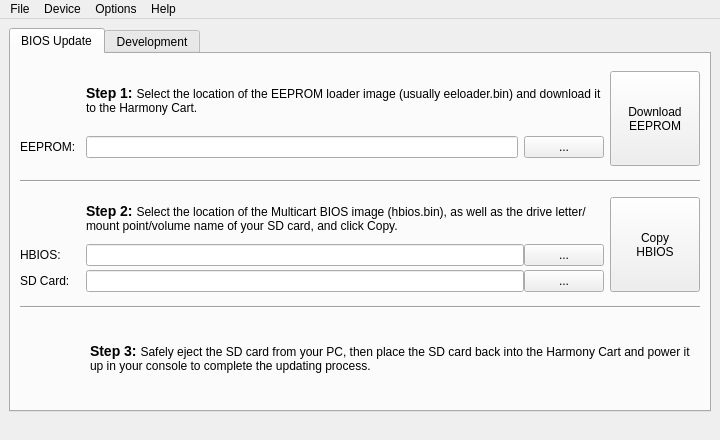
Above: harmonycartwindow.ui from sa666666/harmonycart before the change. Below: the same form after it.
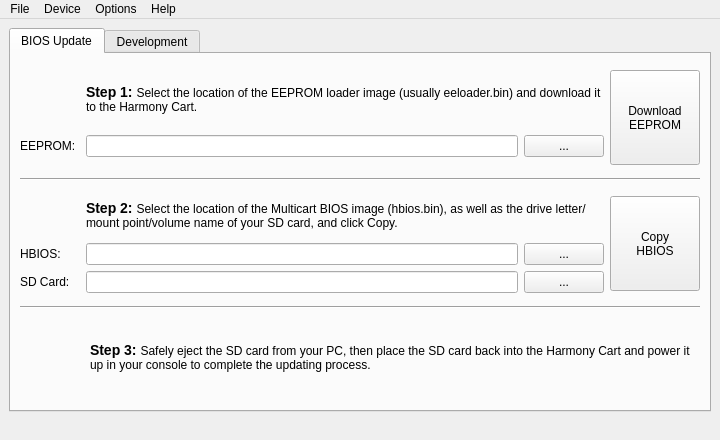
That is the form after the change. Icons and pictures are not drawn.

Commit message: Layout fixes in Linux; I'll have to work around them in code for OSX.

The edit to the form file:
```diff
--- a/harmonycartwindow.ui
+++ b/harmonycartwindow.ui
@@ -198,8 +198,8 @@
          <layout class="QHBoxLayout" name="horizontalLayout_7">
           <item>
            <layout class="QGridLayout" name="gridLayout_4">
-            <property name="verticalSpacing">
-             <number>4</number>
+            <property name="spacing">
+             <number>-1</number>
             </property>
             <item row="0" column="0">
              <widget class="QLabel" name="label_10">
```
Left out of the diff: 2 changed lines with no effect on the pictures.
